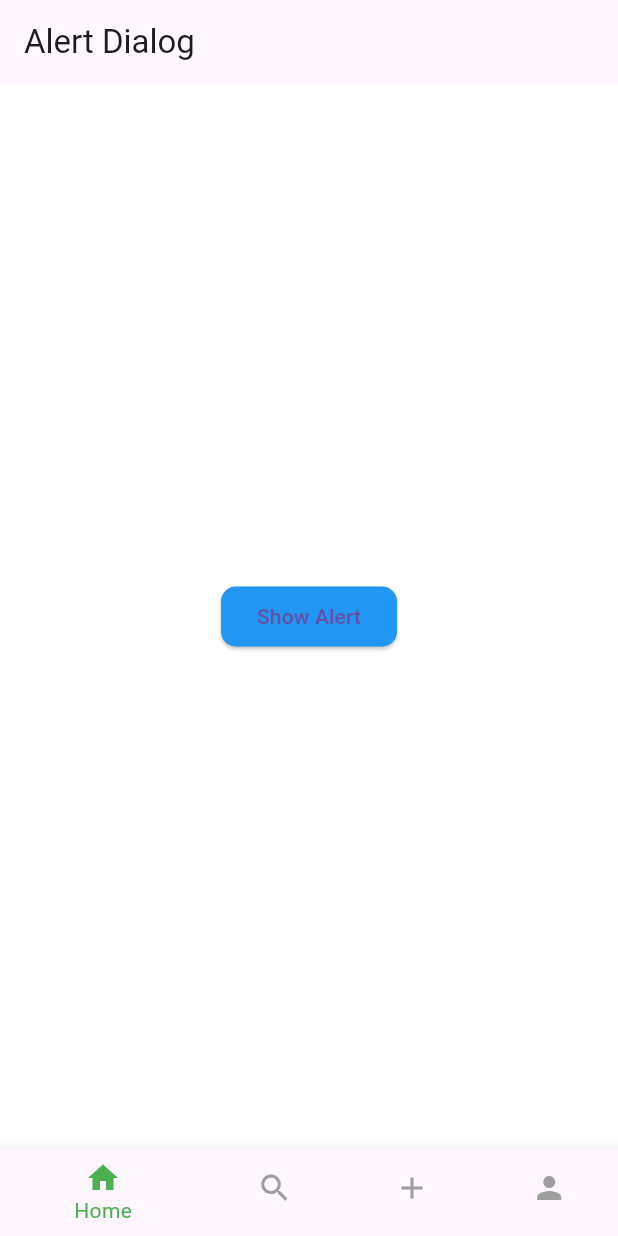
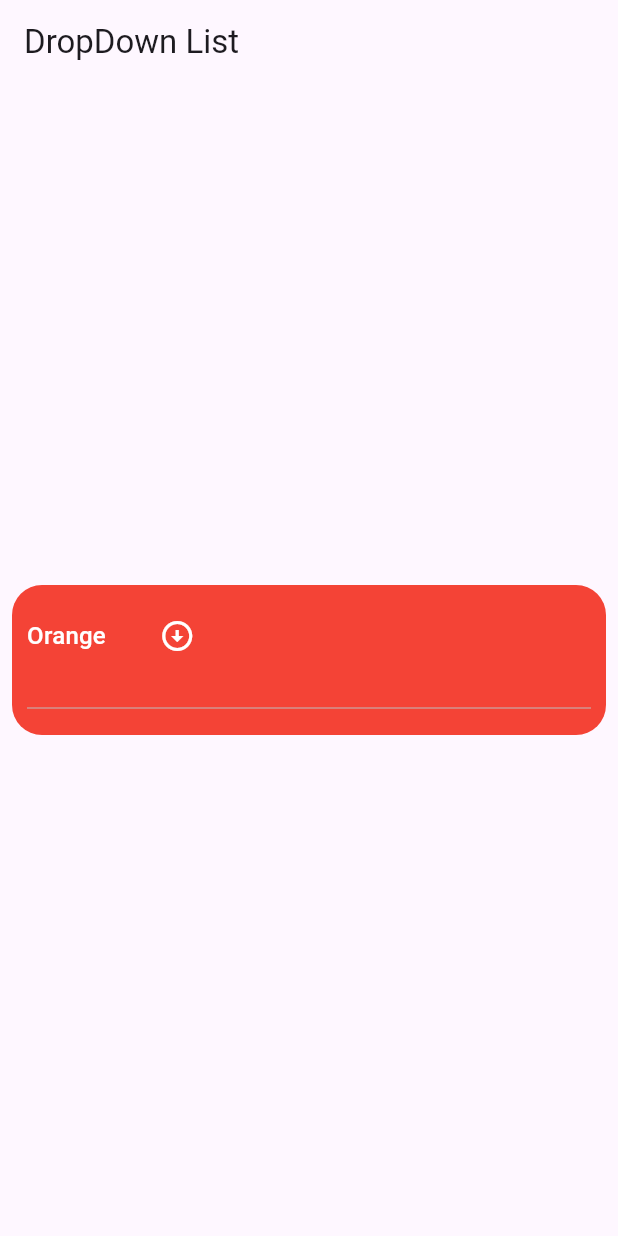
Before and after one commit to Saksham0205/flutter_30_days, a Flutter app: the screen it shows after launch, on a phone screen of 412 x 824 dp. Run offline on Flutter 3.47's test engine with Material 3 defaults, Android fonts, the phone set to English and light mode, and no system bars; our stand-ins replace animated_text_kit, cached_network_image.

Commit message:
Drop Down

```diff
--- a/lib/main.dart
+++ b/lib/main.dart
@@ -1,5 +1,5 @@
 import 'package:flutter/material.dart';
-import 'package:flutter_30_days/widgets/bottom_navbar.dart';
+import 'package:flutter_30_days/widgets/drop_down.dart';
 
 
 void main() {
@@ -17,7 +17,7 @@ class MyApp extends StatelessWidget {
         primaryColor: Colors.green,
         brightness: Brightness.light,
       ),
-      home: BottomNavbarWidget(),
+      home: DropDownWidget(),
     );
   }
 }
--- /dev/null
+++ b/lib/widgets/drop_down.dart
@@ -0,0 +1,52 @@
+import 'package:flutter/material.dart';
+class DropDownWidget extends StatefulWidget {
+  const DropDownWidget({super.key});
+
+  @override
+  State<DropDownWidget> createState() => _DropDownWidgetState();
+}
+
+class _DropDownWidgetState extends State<DropDownWidget> {
+  String selectedValue = "Orange";
+  @override
+  Widget build(BuildContext context) {
+
+    return Scaffold(
+      appBar: AppBar(
+        title: Text("DropDown List"),
+      ),
+      body: Column(
+        mainAxisAlignment: MainAxisAlignment.center,
+        children: [
+          Padding(
+            padding: const EdgeInsets.all(8.0),
+            child: Container(padding: EdgeInsets.all(10),
+              decoration: BoxDecoration(
+                borderRadius: BorderRadius.circular(20),
+                color: Colors.red,
+              ),
+
+              width: MediaQuery.sizeOf(context).width,
+
+              height: 100,
+              child: DropdownButton<String>(icon: Icon(Icons.arrow_circle_down,color: Colors.white,),borderRadius: BorderRadius.circular(20),value: selectedValue,onChanged: (String? newValue) {
+                setState(() {
+                  selectedValue =newValue!;
+                });
+              },items: <String>[
+                "Orange",
+                "Mango",
+                "Grapes",
+                "Banana",
+                "Watermelon",
+              ].map<DropdownMenuItem<String>>((String value){
+                return DropdownMenuItem(child: Text(value,style: TextStyle(color: Colors.white),),value: value,);
+              }).toList(), )
+            ),
+          )
+        ],
+
+      ),
+    );
+  }
+}
```
